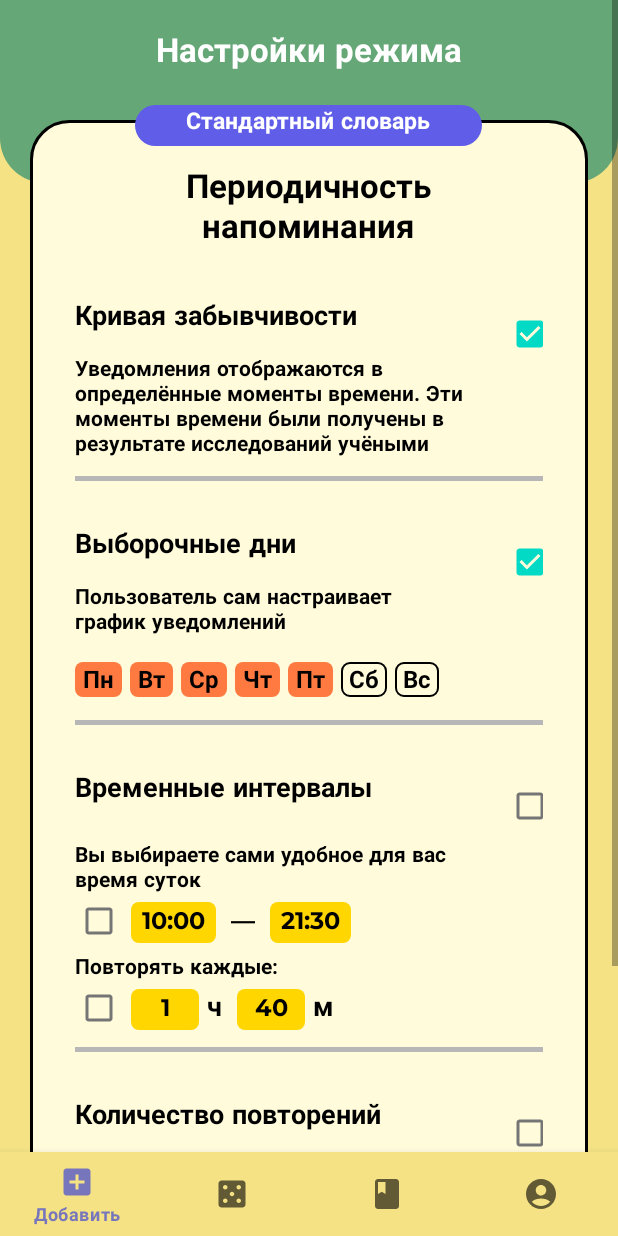
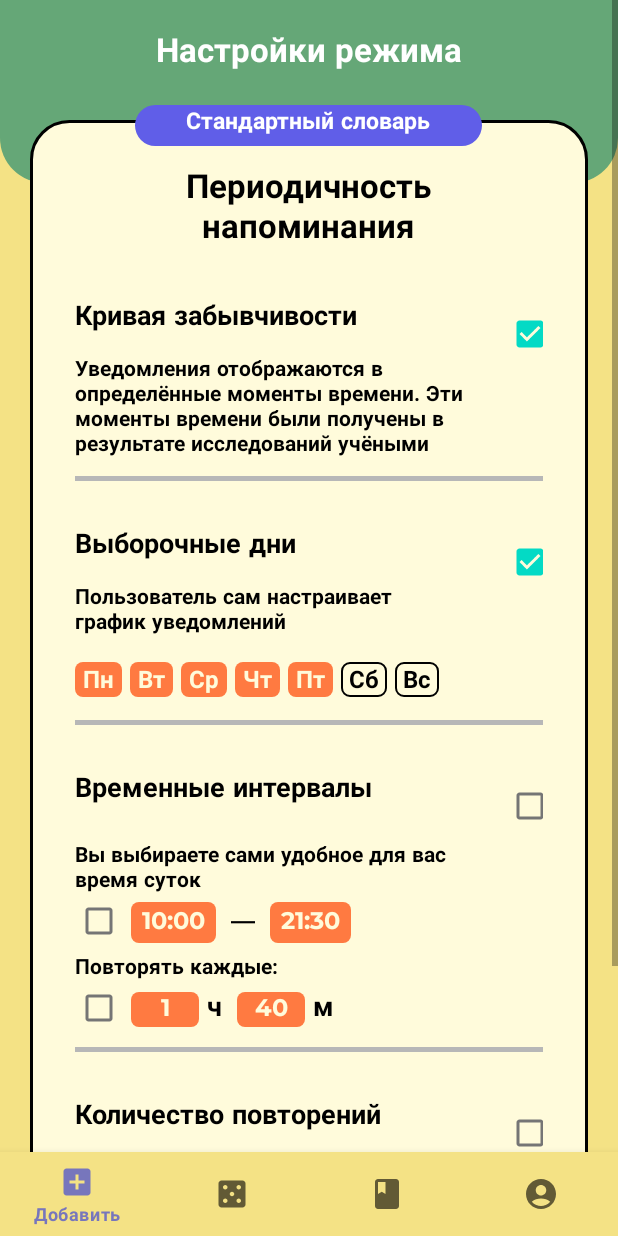
Before and after one commit to nagel-clean-code/word-notification, an Android app: the screen it shows after launch (MainActivity), after a tap on an icon or button, on a phone screen of 412 x 824 dp. Run offline under Robolectric (Android 15) with nearby library versions, the phone set to English and light mode, and no system bars; our stand-ins replace Dagger/Hilt's generated code, Room's generated code; Roboto replaces fonts that are not available here.

Commit message:
Внёс правки в дизайн

```diff
--- a/app/src/main/java/com/nagel/wordnotification/presentation/choosingdictionary/settings/DoubleNumberPikerFragmentDialog.kt
+++ b/app/src/main/java/com/nagel/wordnotification/presentation/choosingdictionary/settings/DoubleNumberPikerFragmentDialog.kt
@@ -49,11 +49,10 @@ class DoubleNumberPikerFragmentDialog(
     private fun initListeners() {
         binding.saveTime.setOnClickListener {
             val hours = binding.pikerHours.value
-            val stringHours = if (hours < 10) "0$hours" else hours.toString()
             val minutes = binding.pikerMinutes.value
             val stringMinutes = if (minutes < 10) "0$minutes" else minutes.toString()
 
-            callbackTime.invoke("${stringHours}:${stringMinutes}")
+            callbackTime.invoke("$hours:${stringMinutes}")
             dismiss()
         }
     }
--- a/app/src/main/java/com/nagel/wordnotification/presentation/choosingdictionary/settings/ModeSettingsFragment.kt
+++ b/app/src/main/java/com/nagel/wordnotification/presentation/choosingdictionary/settings/ModeSettingsFragment.kt
@@ -84,8 +84,10 @@ class ModeSettingsFragment : Fragment() {
         textView.setOnClickListener {
             if (textView.tag != true) {
                 textView.setBackgroundResource(R.drawable.unselected_day_week)
+                textView.setTextColor(resources.getColor(R.color.black))
                 textView.tag = true
             } else {
+                textView.setTextColor(resources.getColor(R.color.light_beige))
                 textView.setBackgroundResource(R.drawable.selected_day_week)
                 textView.tag = false
             }
--- a/app/src/main/java/com/nagel/wordnotification/presentation/choosingdictionary/settings/NumberPikerFragmentDialog.kt
+++ b/app/src/main/java/com/nagel/wordnotification/presentation/choosingdictionary/settings/NumberPikerFragmentDialog.kt
@@ -44,8 +44,8 @@ class NumberPikerFragmentDialog(
 
     private fun initListeners() {
         binding.saveTime.setOnClickListener {
-            val hours = binding.piker.value
-            val stringHours = if (hours < 10) "0$hours" else hours.toString()
+            val time = binding.piker.value
+            val stringHours = if (time < 10 && !isHours) "0$time" else time.toString()
 
             callbackTime.invoke(stringHours)
             dismiss()
--- a/app/src/main/res/drawable/clock_background.xml
+++ b/app/src/main/res/drawable/clock_background.xml
@@ -6,7 +6,7 @@
     <corners
         android:radius="5dp"/>
 
-    <solid android:color="@color/yellow" />
+    <solid android:color="@color/carrot" />
     <size
         android:width="0dp"
         android:height="0dp" />
--- a/app/src/main/res/layout/fragment_mode_settings.xml
+++ b/app/src/main/res/layout/fragment_mode_settings.xml
@@ -25,7 +25,6 @@
             android:text="@string/mode_settings"
             android:textColor="@color/white"
             android:textSize="22sp" />
-
 
         <LinearLayout
             android:layout_width="match_parent"
@@ -139,6 +138,7 @@
                             android:paddingHorizontal="5dp"
                             android:paddingVertical="2dp"
                             android:text="@string/Pn"
+                            android:textColor="@color/light_beige"
                             android:textStyle="bold"
                             tools:ignore="MissingConstraints" />
 
@@ -153,6 +153,7 @@
                             android:paddingHorizontal="5dp"
                             android:paddingVertical="2dp"
                             android:text="@string/Vt"
+                            android:textColor="@color/light_beige"
                             android:textStyle="bold"
                             tools:ignore="MissingConstraints" />
 
@@ -167,6 +168,7 @@
                             android:paddingHorizontal="5dp"
                             android:paddingVertical="2dp"
                             android:text="@string/Sr"
+                            android:textColor="@color/light_beige"
                             android:textStyle="bold"
                             tools:ignore="MissingConstraints" />
 
@@ -181,6 +183,7 @@
                             android:paddingHorizontal="5dp"
                             android:paddingVertical="2dp"
                             android:text="@string/He"
+                            android:textColor="@color/light_beige"
                             android:textStyle="bold"
                             tools:ignore="MissingConstraints" />
 
@@ -195,6 +198,7 @@
                             android:paddingHorizontal="5dp"
                             android:paddingVertical="2dp"
                             android:text="@string/Pt"
+                            android:textColor="@color/light_beige"
                             android:textStyle="bold"
                             tools:ignore="MissingConstraints" />
 
@@ -306,6 +310,7 @@
                             android:layout_marginStart="5dp"
                             android:background="@drawable/clock_background"
                             android:paddingHorizontal="7dp"
+                            android:textColor="@color/light_beige"
                             android:paddingVertical="2dp"
                             android:text="10:00" />
 
@@ -319,6 +324,7 @@
                             android:id="@+id/time2"
                             android:layout_width="wrap_content"
                             android:layout_height="wrap_content"
+                            android:textColor="@color/light_beige"
                             android:background="@drawable/clock_background"
                             android:paddingHorizontal="7dp"
                             android:paddingVertical="2dp"
@@ -348,10 +354,10 @@
                             android:layout_width="45dp"
                             android:layout_height="wrap_content"
                             android:layout_marginStart="5dp"
+                            android:textColor="@color/light_beige"
                             android:background="@drawable/clock_background"
                             android:gravity="center"
-                            android:paddingHorizontal="7dp"
-                            android:paddingVertical="2dp"
+                            android:paddingHorizontal="5dp"
                             android:text="1" />
 
                         <TextView
@@ -366,10 +372,10 @@
                             android:layout_width="45dp"
                             android:layout_height="wrap_content"
                             android:layout_marginStart="10dp"
+                            android:textColor="@color/light_beige"
                             android:background="@drawable/clock_background"
                             android:gravity="center"
-                            android:paddingHorizontal="7dp"
-                            android:paddingVertical="2dp"
+                            android:paddingHorizontal="5dp"
                             android:text="40" />
 
                         <TextView
```
